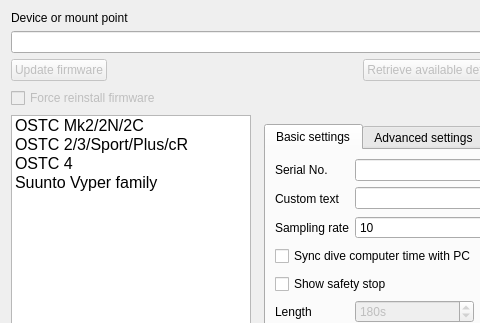
Before: the Qt Designer form desktop-widgets/configuredivecomputerdialog.ui in subsurface/subsurface, drawn with Qt 5; both pictures show x 0 to 480 and y 0 to 323 of the 842 by 614 pixel window.
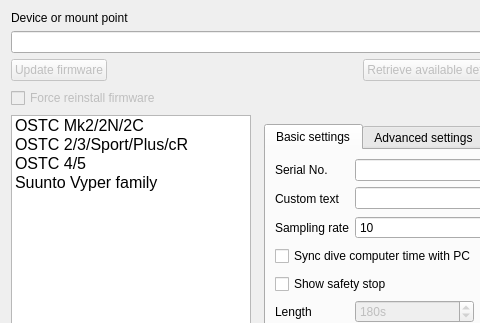
After: the same form once the commit is applied. Icons and pictures are not drawn.

Commit message:
Import: Show Heinrichs Weikamp 'OSTC 4' as 'OSTC 4/5'.
Since the OSTC5 uses the same firmware as the OSTC4, there is no
expectation of incompatibilities, so having one dive computer model to
support both of these is the most economical choice.

```diff
--- a/desktop-widgets/configuredivecomputerdialog.ui
+++ b/desktop-widgets/configuredivecomputerdialog.ui
@@ -239,7 +239,7 @@
       </item>
       <item>
        <property name="text">
-        <string>OSTC 4</string>
+        <string>OSTC 4/5</string>
        </property>
        <property name="icon">
         <iconset resource="../subsurface.qrc">
```
The commit also changes 4 other files.
